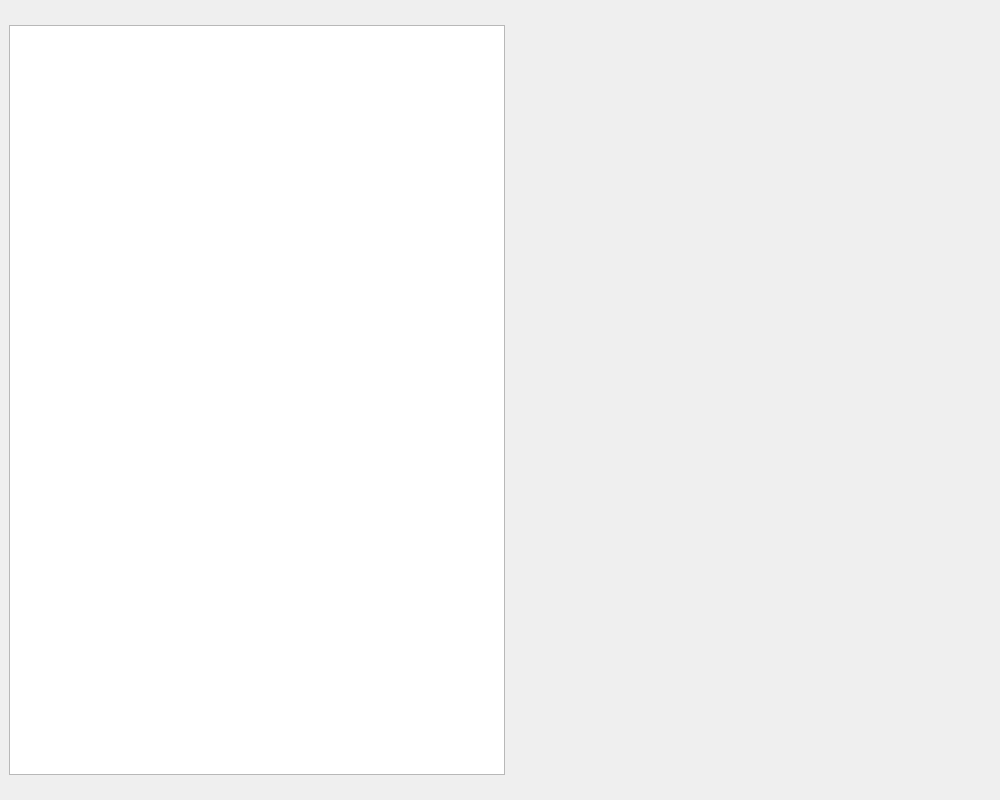
First picture: the form in Tasker/CommStatsQWidget.ui, repository thebigG/Tasker, before the edit.
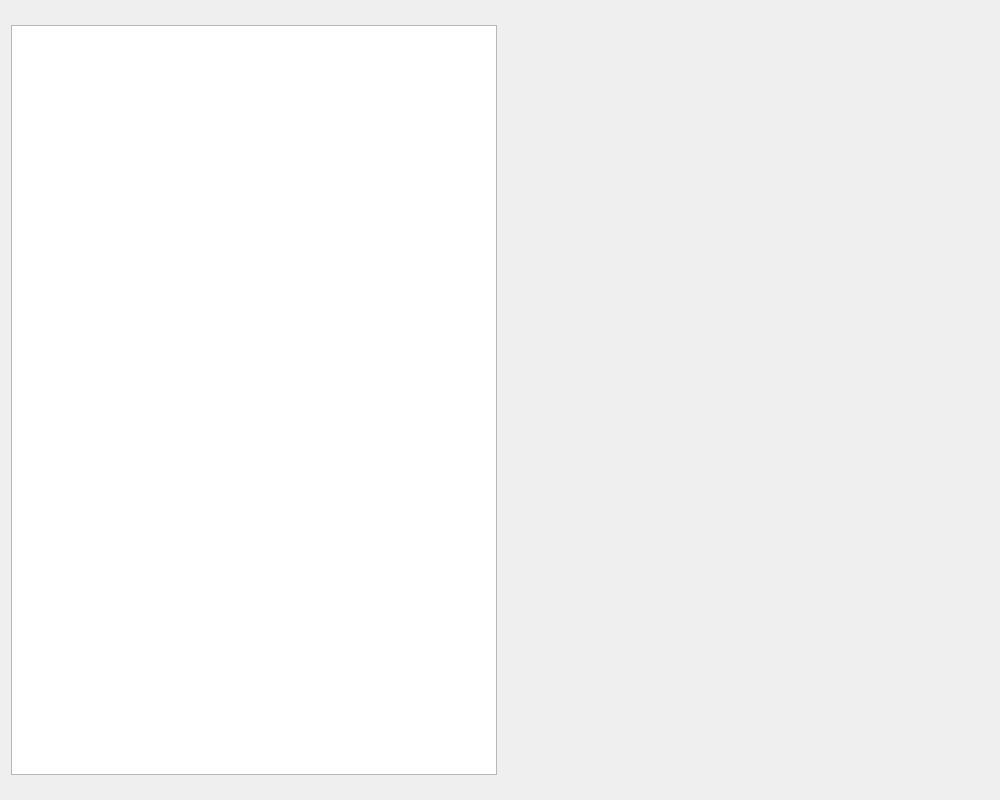
Second picture: the form after the edit.

What changed in the file:
```diff
--- a/Tasker/CommStatsQWidget.ui
+++ b/Tasker/CommStatsQWidget.ui
@@ -26,21 +26,6 @@
    <string>Tasker - My Commitments</string>
   </property>
   <layout class="QGridLayout" name="gridLayout">
-   <property name="leftMargin">
-    <number>9</number>
-   </property>
-   <property name="topMargin">
-    <number>0</number>
-   </property>
-   <property name="rightMargin">
-    <number>0</number>
-   </property>
-   <property name="bottomMargin">
-    <number>0</number>
-   </property>
-   <property name="spacing">
-    <number>0</number>
-   </property>
    <item row="0" column="0">
     <widget class="QTreeWidget" name="commitmentsQTreeWidget">
      <property name="enabled">
```
